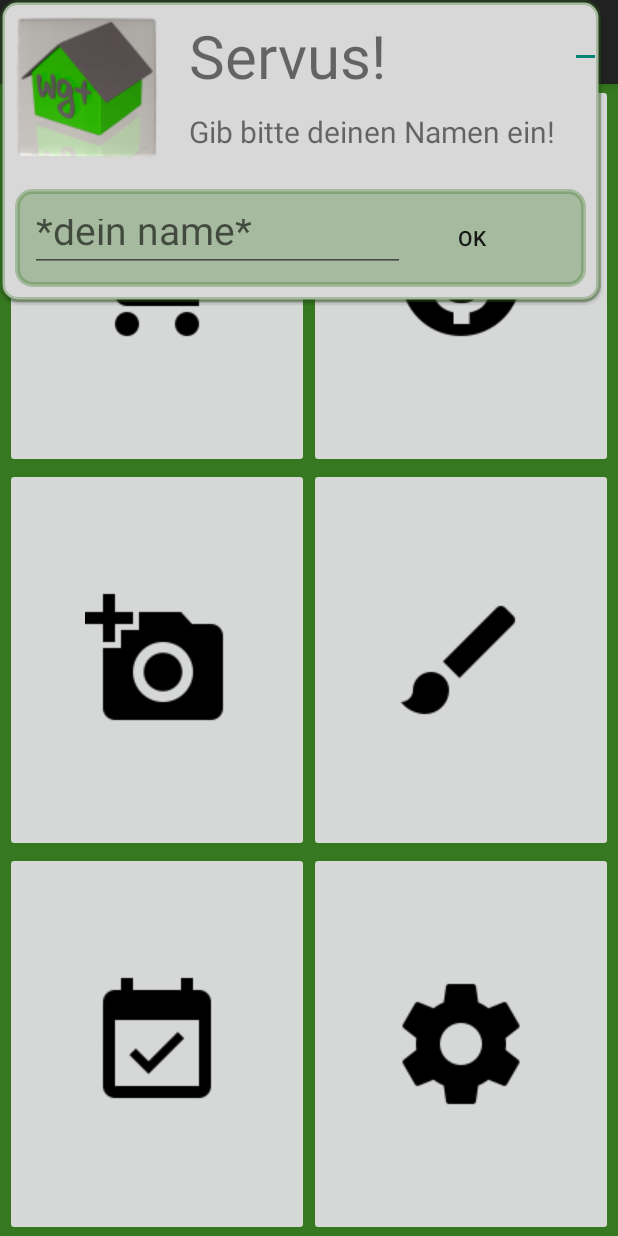
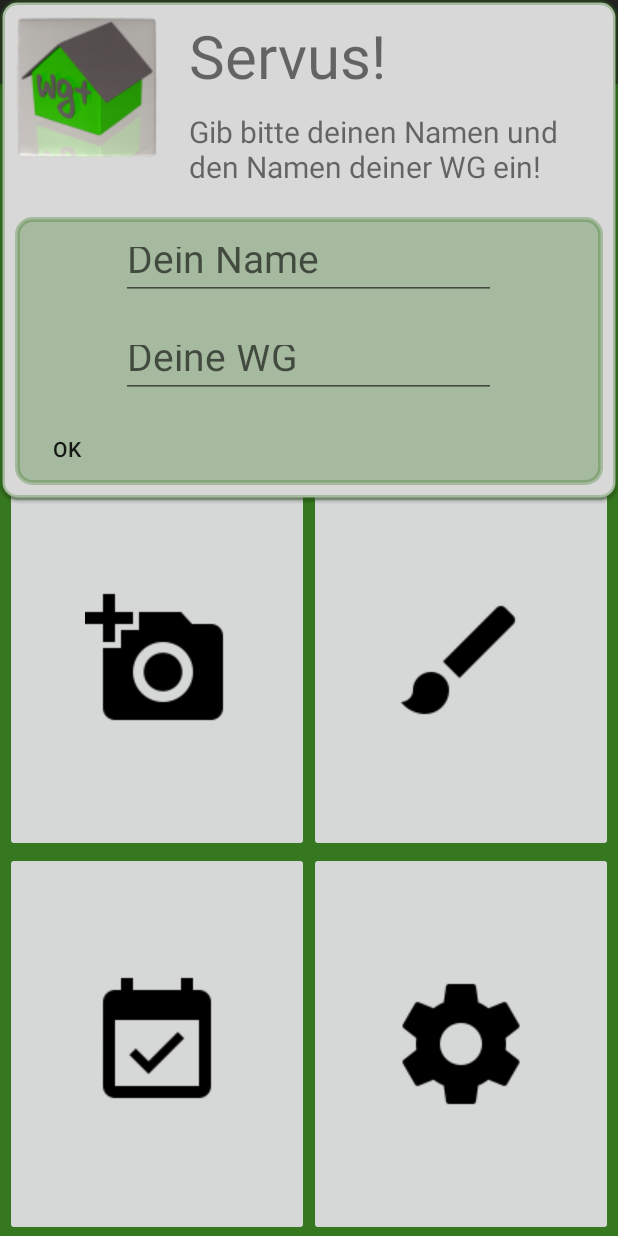
Before and after one commit to SDob1993/WGPlus05, an Android app: the screen it shows after launch (MainActivity), on a phone screen of 412 x 824 dp. Run offline under Robolectric (Android 15) with nearby library versions, the phone set to English and light mode, and no system bars.

```diff
--- a/app/build.gradle
+++ b/app/build.gradle
@@ -5,7 +5,7 @@ android {
     buildToolsVersion "26.0.0"
     defaultConfig {
         applicationId "ur.mi.android.wgplus05"
-        minSdkVersion 23
+        minSdkVersion 18
         targetSdkVersion 25
         versionCode 1
         versionName "1.0"
--- a/app/src/main/AndroidManifest.xml
+++ b/app/src/main/AndroidManifest.xml
@@ -1,6 +1,7 @@
 <?xml version="1.0" encoding="utf-8"?>
 <manifest xmlns:android="http://schemas.android.com/apk/res/android"
     package="ur.mi.android.wgplus05">
+
 
     <uses-feature android:name="android.hardware.camera"
         android:required="true"/>
@@ -20,7 +21,6 @@
 
             <intent-filter>
                 <action android:name="android.intent.action.MAIN" />
-
                 <category android:name="android.intent.category.LAUNCHER" />
             </intent-filter>
         </activity>
--- a/app/src/main/java/ur/mi/android/wgplus05/CalendarDB.java
+++ b/app/src/main/java/ur/mi/android/wgplus05/CalendarDB.java
@@ -28,13 +28,12 @@ public class CalendarDB {
     //DB_Table für Einkäufe
     private static final String DATABASE_TABLE1 = "ekitems";
     //DB_Table für FInanzen
-    private static final String DATABASE_TABLE2 = "finanzen";
+    private static final String DATABASE_TABLE2 = "user";
     //DB_Table für WGName
-    private static final String DATABASE_TABLE3 = "wgname";
-    //DB-Table für User
-    private static final String DATABASE_TABLE4 = "username";
+    private static final String GROUPTABLE = "wgname";
     //DB-Table für Putzplan
-    private static final String DATABASE_TABLE5 = "putzplan";
+    private static final String PUTZPLAN = "putzplan";
+    public static final String KEY_GROUP = "gruppe";
     //Keys für Calendar
     public static final String KEY_ID = "_id";
     public static final String KEY_TASK = "task";
@@ -45,9 +44,9 @@ public class CalendarDB {
     public static final String KEY_GUTHABEN = "guthaben";
     public static final String KEY_GESAMT = "gesamt";
     //Keys für DBName
-    public static final String KEY_NAMEWG = "name";
+    public static final String KEY_NAMEWG = "namewg";
     //Keys für DBUserName
-    public static final String KEY_NAMEUSER = "name";
+    public static final String KEY_NAMEUSER = "nameuser";
     //Keys für Putzplan
     public static final String KEY_TITEL = "titel";
     public static final String KEY_FREQUENZ = "frequenz";
@@ -60,8 +59,6 @@ public class CalendarDB {
     public static final int COLUMN_TASK_INDEX = 1;
     public static final int COLUMN_DATE_INDEX = 2;
     public static final int COLUMN_NAME_INDEX = 1;
-    public static final int COLUMN_GUTHABEN_INDEX = 1;
-    public static final int COLUMN_GESAMT_INDEX = 2;
 
     private ToDoDBOpenHelper dbHelper;
 
@@ -98,7 +95,7 @@ public class CalendarDB {
         itemValues.put(KEY_AUFWAND, item.getAufwand());
         itemValues.put(KEY_FREQUENZ, item.getFrequenz());
         itemValues.put(KEY_TAG, item.getTag());
-        return db.insert(DATABASE_TABLE5, null, itemValues);
+        return db.insert(PUTZPLAN, null, itemValues);
     }
     //Insert-Methode für Einkauf
     public long insertEinkaufItem(EinkaufsItem item) {
@@ -106,30 +103,29 @@ public class CalendarDB {
         itemValues.put(KEY_NAME, item.getName());
         return db.insert(DATABASE_TABLE1, null, itemValues);
     }
+
     //Insert-Methdoe für Finanzen
-    public long insertFinanzenGes(FinanzenEntry item) {
-        ContentValues itemValues = new ContentValues();
-        itemValues.put(KEY_GESAMT, item.getGuthabenDouble());
-        return db.insert(DATABASE_TABLE2, null, itemValues);
+    public void insertFinanzen(double guthaben, String username) {
+        db.execSQL("UPDATE "+DATABASE_TABLE2+" SET "+KEY_GESAMT+" = '"+guthaben+"' ,"+KEY_GUTHABEN+" = '"+guthaben+"'" +
+                "WHERE name = '"+username+"';");
 
     }
-    public void insertFinanzenSpez(FinanzenEntry item,String User) {
-        double value = item.getGuthabenDouble();
-        db.execSQL("INSERT INTO"+DATABASE_TABLE2+"("+KEY_GUTHABEN+") VALUES("+ value + ") WHERE"+KEY_ID+"=="+User);
 
+    public void insertNewUser(String name, String wgname){
+        db.execSQL("INSERT INTO "+DATABASE_TABLE2+" VALUES ('"+name+"', '0', '0','"+wgname+"');");
     }
 
     //Insert-Methode Name der Wg
     public long insertWgName (String name){
         ContentValues nameValues = new ContentValues();
-        nameValues.put(KEY_NAME,name);
-        return db.update(DATABASE_TABLE3,nameValues,null,null);
+        nameValues.put(KEY_NAMEWG,name);
+        return db.update(GROUPTABLE,nameValues,null,null);
     }
-    //Insert-Methode Name der Wg
+    //Insert-Methode Name des Uer
     public long insertWgUserName (String name){
         ContentValues nameValues = new ContentValues();
         nameValues.put(KEY_NAMEUSER,name);
-        return db.update(DATABASE_TABLE4,nameValues,null,null);
+        return db.update(GROUPTABLE,nameValues,null,null);
     }
 
     //Remove-Methode für Calendar
@@ -145,7 +141,7 @@ public class CalendarDB {
 
         String toDelete = KEY_NAMEP + "=?";
         String[] deleteArguments = new String[]{item.getName()};
-        db.delete(DATABASE_TABLE5, toDelete, deleteArguments);
+        db.delete(PUTZPLAN, toDelete, deleteArguments);
 
     }
     public void removeEinkaufItem(EinkaufsItem item) {
@@ -201,7 +197,7 @@ public class CalendarDB {
     //get Putzplan
     public ArrayList<PutzplanItem> getAllPutzplanItems() {
         ArrayList<PutzplanItem> items = new ArrayList<PutzplanItem>();
-        Cursor cursor = db.query(DATABASE_TABLE5, new String[] {KEY_ID,
+        Cursor cursor = db.query(PUTZPLAN, new String[] {KEY_ID,
                 KEY_NAMEP, KEY_TITEL, KEY_DATUM, KEY_AUFWAND, KEY_FREQUENZ,KEY_TAG}, null, null, null, null, null);
 
         if (cursor.moveToFirst()) {
@@ -221,11 +217,11 @@ public class CalendarDB {
     //get WGName
     public String getWGName() {
         String name ="";
-        Cursor cursor = db.query(DATABASE_TABLE3, new String[] {KEY_ID,
+        Cursor cursor = db.query(GROUPTABLE, new String[] {
                 KEY_NAMEWG}, null, null, null, null, null);
         if (cursor.moveToFirst()) {
             do {
-                name = cursor.getString(1);
+                name = cursor.getString(0);
 
             } while (cursor.moveToNext());
         }
@@ -234,7 +230,7 @@ public class CalendarDB {
     //get WGName
     public String getUserName() {
         String name ="";
-        Cursor cursor = db.query(DATABASE_TABLE4, new String[] {KEY_ID,
+        Cursor cursor = db.query(GROUPTABLE, new String[] {KEY_ID,
                 KEY_NAMEUSER}, null, null, null, null, null);
         if (cursor.moveToFirst()) {
             do {
@@ -245,40 +241,52 @@ public class CalendarDB {
         return name;
     }
 
+    //get Guthaben
+    public double getGuthaben() {
+        double guthaben = 0;
+        Cursor cursor = db.query(DATABASE_TABLE2, new String[] {
+                KEY_GUTHABEN}, null, null, null, null, null);
+        if (cursor.moveToFirst()) {
+            do {
+                guthaben = cursor.getDouble(0);
+
+            } while (cursor.moveToNext());
+        }
+        return guthaben;
+    }
+
+    private class ToDoDBOpenHelper extends SQLiteOpenHelper {
+        private static final String CREATETASK = "create table "
+                + DATABASE_TABLE + " (" + KEY_ID
+                + " integer primary key autoincrement, " + KEY_TASK
+                + " text not null, " + KEY_DATE + " text " + KEY_GROUP
+                + " text );";
 
 
+        private static final String CREATEEKITEM = "create table "
+                + DATABASE_TABLE1 + " (" + KEY_ID
+                + " integer primary key autoincrement, " + KEY_NAME
+                + " text not null, " + KEY_GROUP
+                + " text );";
 
-    private class ToDoDBOpenHelper extends SQLiteOpenHelper {
-        private static final String DATABASE_CREATE = "create table "
-                + DATABASE_TABLE + " (" + KEY_ID
-                + " integer primary key autoincrement, " + KEY_TASK
-                + " text not null, " + KEY_DATE + " text);";
+        private static final String CREATEUSER = "create table "
+                + DATABASE_TABLE2 + " (" + KEY_NAME
+                + " text primary key , " + KEY_GESAMT
+                + " double, " + KEY_GUTHABEN + " double, " + KEY_GROUP
+                + " text );";
+
+        private static final String CREATEGRUPPE = "create table "
+                + GROUPTABLE + " (" + KEY_ID
+                + " integer primary key autoincrement, "+ KEY_NAMEWG
+                + " text , " + KEY_NAMEUSER
+                + " text );";
 
 
-        private static final String DATABASE_CREATE1 = "create table "
-                + DATABASE_TABLE1 + " (" + KEY_ID
-                + " integer primary key autoincrement, " + KEY_NAME
-                + " text not null);";
-
-        private static final String DATABASE_CREATE2 = "create table "
-                + DATABASE_TABLE2 + " (" + KEY_ID
-                + " text primary key , " + KEY_GESAMT
-                + " text not null, " + KEY_GUTHABEN + " text);";
-
-        private static final String DATABASE_CREATE3 = "create table "
-                + DATABASE_TABLE3 + " (" + KEY_ID
-                + " integer primary key autoincrement, " + KEY_NAMEWG
-                + " text not null);";
-
-        private static final String DATABASE_CREATE4 = "create table "
-                + DATABASE_TABLE4 + " (" + KEY_ID
-                + " integer primary key autoincrement, " + KEY_NAMEUSER
-                + " text not null);";
-
-        private static final String DATABASE_CREATE5 = "create table "
-                + DATABASE_TABLE5 + " (" + KEY_ID
+        private static final String CREATEPUTZPLAN = "create table "
+                + PUTZPLAN + " (" + KEY_ID
                 + " integer primary key autoincrement, " + KEY_NAMEP
-                + " text not null, "+ KEY_TITEL +" text, "+KEY_DATUM+ " text, "+KEY_AUFWAND+" integer, "+KEY_FREQUENZ+ " text, " +KEY_TAG+ " text );";
+                + " text not null, "+ KEY_TITEL +" text, "+KEY_DATUM+ " text, "+KEY_AUFWAND+" integer, "+KEY_FREQUENZ+ " text, " +KEY_TAG+ " text, "+ KEY_NAMEWG
+                + " text );";
 
         public ToDoDBOpenHelper(Context c, String dbname,
                                 SQLiteDatabase.CursorFactory factory, int version) {
@@ -288,14 +296,14 @@ public class CalendarDB {
 
         @Override
         public void onCreate(SQLiteDatabase db) {
-            db.execSQL(DATABASE_CREATE);
-            db.execSQL(DATABASE_CREATE1);
-            db.execSQL(DATABASE_CREATE2);
-            db.execSQL(DATABASE_CREATE3);
-            db.execSQL(DATABASE_CREATE4);
-            db.execSQL(DATABASE_CREATE5);
-            db.execSQL("INSERT INTO "+DATABASE_TABLE3+"("+KEY_NAMEWG+") VALUES ('Name der WG')");
-            db.execSQL("INSERT INTO "+DATABASE_TABLE4+"("+KEY_NAMEUSER+") VALUES ('Dein Name')");
+            db.execSQL(CREATEGRUPPE);
+            db.execSQL(CREATEUSER);
+            db.execSQL(CREATETASK);
+            db.execSQL(CREATEPUTZPLAN);
+            db.execSQL(CREATEEKITEM);
+            db.execSQL("INSERT INTO "+GROUPTABLE+"("+KEY_NAMEWG+") VALUES ('Name der WG');");
+            db.execSQL("INSERT INTO "+GROUPTABLE+"("+KEY_NAMEUSER+") VALUES ('Dein Name');");
+            db.execSQL("INSERT INTO wgname('namewg') VALUES ('Name der WG');");
         }
 
         @Override
--- a/app/src/main/java/ur/mi/android/wgplus05/CommentaryItem.java
+++ b/app/src/main/java/ur/mi/android/wgplus05/CommentaryItem.java
@@ -13,9 +13,11 @@ public class CommentaryItem {
     private CalendarDB CDB;
 
     public CommentaryItem(Context context, String commentary){
+        CDB = new CalendarDB(context);
+        CDB.open();
         this.commentary = commentary;
         CDB = new CalendarDB(context);
-        this.user =/* CDB.getUserName(); */ "Hans";
+        this.user = CDB.getUserName(); // "Hans";
     }
 
     public String getCommentary(){
--- a/app/src/main/java/ur/mi/android/wgplus05/Einkaufsliste2.java
+++ b/app/src/main/java/ur/mi/android/wgplus05/Einkaufsliste2.java
@@ -138,9 +138,9 @@ public class Einkaufsliste2 extends AppCompatActivity {
             public void onClick(View v) {
                 final String preis = ""+preis_euro.getValue()+"."+preis_cent.getValue();
                 if(!preis.equals("0.0")) {
-                    FinanzenEntry finanzen = new FinanzenEntry(Double.parseDouble(preis));
-                    EKDB.insertFinanzenGes(finanzen);
-                    finanzen.addGuthabenDouble(Double.parseDouble(preis));
+                    double preisneu =Double.parseDouble(preis)+EKDB.getGuthaben();
+                    String username = EKDB.getUserName();
+                    EKDB.insertFinanzen(preisneu,username);
                     popupWindow.dismiss();
                 }
                 else Toast.makeText(getApplicationContext(),"Dann gibts halt wieder Nudeln",Toast.LENGTH_LONG).show();
--- a/app/src/main/java/ur/mi/android/wgplus05/Finanzen.java
+++ b/app/src/main/java/ur/mi/android/wgplus05/Finanzen.java
@@ -10,18 +10,22 @@ public class Finanzen extends AppCompatActivity {
     private TextView guthaben;
     private TextView guthabenAnzeige;
     private double guthabenDouble;
+    private CalendarDB DB;
 
     @Override
     protected void onCreate(Bundle savedInstanceState) {
         super.onCreate(savedInstanceState);
         setContentView(R.layout.activity_finanzen);
         setTitle("#MoneyTalk");
+        DB = new CalendarDB(this);
+        DB.open();
 
         Typeface myTypeface = Typeface.createFromAsset(getAssets(), "IndieFlower.ttf");
         guthaben = (TextView)findViewById(R.id.guthaben);
         guthaben.setTypeface(myTypeface);
         guthabenAnzeige = (TextView)findViewById(R.id.guthabenAnzeige);
         guthabenAnzeige.setTypeface(myTypeface);
+        guthaben.setText(""+Double.toString(DB.getGuthaben())+"€");
     }
 
 
--- a/app/src/main/java/ur/mi/android/wgplus05/Putzplan.java
+++ b/app/src/main/java/ur/mi/android/wgplus05/Putzplan.java
@@ -176,7 +176,7 @@ public class Putzplan extends ActionBarActivity {
                 }
                 if (!(titel.getText() == null || editDay.getText() == null)) {
                     PutzplanItem putzplanItem = new PutzplanItem(titel.getText().toString(), spinnerFrequenz.getSelectedItem().toString(),
-                            dateString, editDay.getText().toString(), "Lukas", numberPicker.getValue());
+                            dateString, editDay.getText().toString(), PDB.getUserName(), numberPicker.getValue());
                     PDB.insertPItem(putzplanItem);
                     ArrayListUser.add(putzplanItem);
                     customAdapter.notifyDataSetChanged();
--- a/app/src/main/java/ur/mi/android/wgplus05/Settings.java
+++ b/app/src/main/java/ur/mi/android/wgplus05/Settings.java
@@ -84,9 +84,9 @@ public class Settings extends AppCompatActivity {
         int width = LinearLayout.LayoutParams.MATCH_PARENT;
         int height = LinearLayout.LayoutParams.WRAP_CONTENT;
         boolean focusable = true; // lets taps outside the popup also dismiss it
-        final PopupWindow popupWindow = new PopupWindow(popupView, width, height, focusable);
+        final PopupWindow popupWindow = new PopupWindow(popupView, width, height, focusable);}
 
-
+        /*
         // show the popup window
         popupWindow.showAtLocation(mainLayout, Gravity.CENTER, 0, 0);
 
@@ -109,7 +109,7 @@ public class Settings extends AppCompatActivity {
             }
         });
 
-    }
+    }*/
     //Pup-Up to set UserName
    /* public void showPopupName(View anchorView) {
 
--- a/app/src/main/res/layout/activity_finanzen.xml
+++ b/app/src/main/res/layout/activity_finanzen.xml
@@ -21,7 +21,7 @@
         android:layout_width="wrap_content"
         android:layout_height="wrap_content"
         android:layout_gravity="center"
-        android:layout_marginTop="150dp"
+        android:layout_marginTop="190dp"
         android:layout_marginBottom="30dp"
         android:text="2€"
         android:textColor="@color/Black"
@@ -33,7 +33,7 @@
         android:layout_width="wrap_content"
         android:layout_height="wrap_content"
         android:layout_gravity="bottom"
-        android:layout_marginBottom="30dp"
+        android:layout_marginBottom="190dp"
         android:layout_marginLeft="15dp"
         android:text="Dein Kontostand beträgt:"
         android:textColor="@color/Black"
--- a/app/src/main/res/layout/layout_username_popup.xml
+++ b/app/src/main/res/layout/layout_username_popup.xml
@@ -45,7 +45,7 @@
             <TextView
             android:layout_width="match_parent"
             android:layout_height="wrap_content"
-            android:text="Gib bitte deinen Namen ein!"
+            android:text="Gib bitte deinen Namen und den Namen deiner WG ein!"
             android:layout_margin="10dp"
             android:textSize="20sp"
                 android:id="@+id/name_enter_string"
@@ -57,30 +57,45 @@
     </LinearLayout>
 
     <LinearLayout
-        android:layout_width="match_parent"
-        android:layout_height="wrap_content"
-        android:background="@drawable/layout_round_corners"
-        android:layout_margin="10dp">
+            android:layout_width="match_parent"
+            android:layout_height="wrap_content"
+            android:background="@drawable/layout_round_corners"
+            android:layout_margin="10dp"
+            android:orientation="vertical">
     <EditText
         android:layout_width="250dp"
         android:layout_height="45dp"
         android:layout_margin="10dp"
 
-        android:hint="*dein name*"
+        android:hint="Dein Name"
         android:textSize="26sp"
         android:layout_gravity="center"
         android:id="@+id/edit_name"
         android:maxLines="1"
 
         />
+            <EditText
+                android:layout_width="250dp"
+                android:layout_height="45dp"
+                android:layout_margin="10dp"
+
+                android:hint="Deine WG"
+                android:textSize="26sp"
+                android:layout_gravity="center"
+                android:id="@+id/edit_wgname"
+                android:maxLines="1"
+
+
+                />
 
         <Button
+            android:id="@+id/edit_ok_button_name"
             android:layout_width="70dp"
             android:layout_height="match_parent"
-            android:text="OK"
-            android:layout_marginRight="10dp"
+            android:layout_marginRight="20dp"
             android:background="?android:selectableItemBackground"
-            android:id="@+id/edit_ok_button_name"
-            />
+            android:text="OK" />
     </LinearLayout>
+
+
 </LinearLayout>
```
Also changed, not shown: app/src/main/java/ur/mi/android/wgplus05/FotoItem.java (+7 -10 lines), app/src/main/java/ur/mi/android/wgplus05/MainActivity.java (+7 -2 lines), app/src/main/res/layout/layout_user_popup_einkaufsliste.xml (+0 -8 lines).
